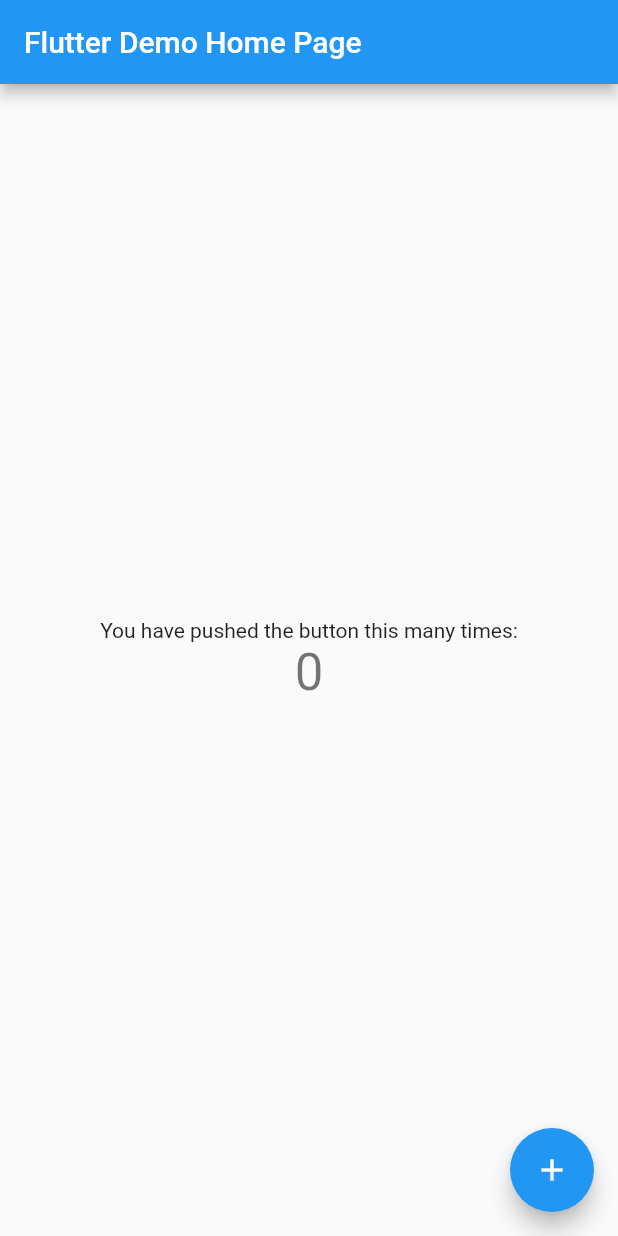
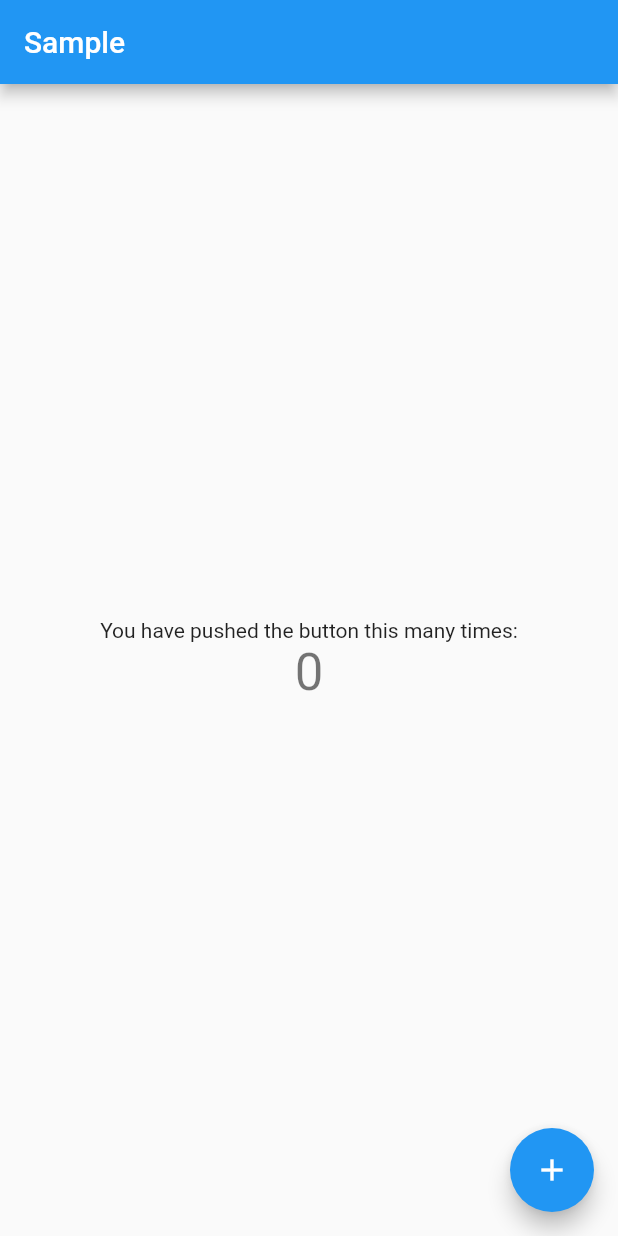
Before and after one commit to Gogo-jiii/Flutter-Sample, a Flutter app: the screen it shows after launch, on a phone screen of 412 x 824 dp. Run offline on Flutter 3.47's test engine with Material 2 defaults, Android fonts, the phone set to English and light mode, and no system bars.

Commit message:
title changed

```diff
--- a/lib/main.dart
+++ b/lib/main.dart
@@ -24,7 +24,7 @@ class MyApp extends StatelessWidget {
         // is not restarted.
         primarySwatch: Colors.blue,
       ),
-      home: const MyHomePage(title: 'Flutter Demo Home Page'),
+      home: const MyHomePage(title: 'Sample'),
     );
   }
 }
```
